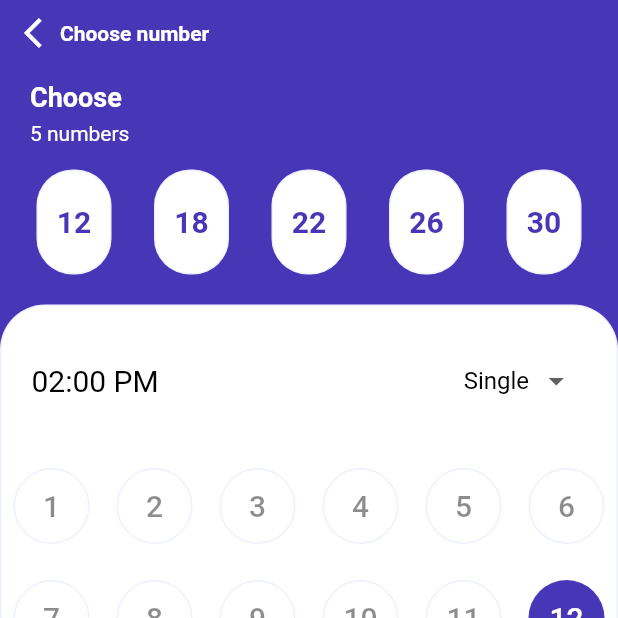
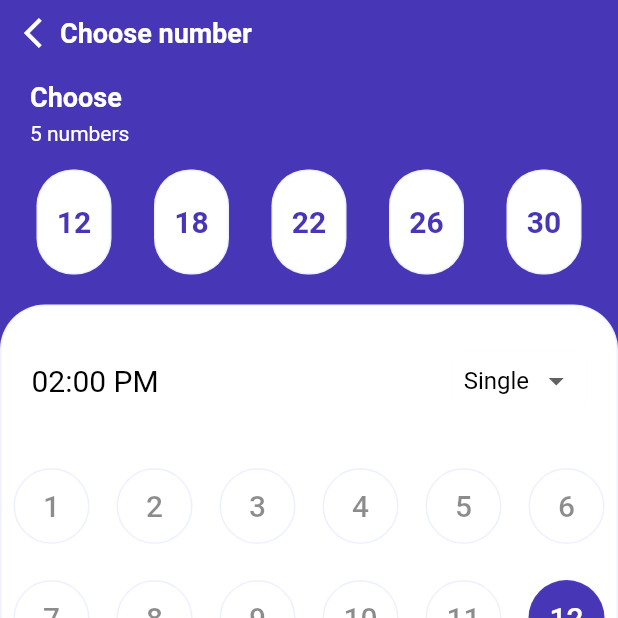
Before and after one commit to Logic2019/lottery_ui, a Flutter app: the ChooseNumber screen opened directly, on a phone screen of 412 x 824 dp, the top half of it. Run offline on Flutter 3.47's test engine with Material 2 defaults, Android fonts, the phone set to English and light mode, and no system bars.

Commit message:
minimal changes on choose_number.dart

```diff
--- a/lib/constants.dart
+++ b/lib/constants.dart
@@ -12,7 +12,7 @@ const seeResults = 'See results';
 const yourResults = 'Your results';
 const congrats = 'Congratulation! You are a Big Winner...';
 const enterYourNumber = 'Enter your number';
-const numbers = '12,18,22,26,30';
+const numbers = '12, 18, 22, 26, 30';
 const chooseNumber = 'Choose number';
 const choose = 'Choose';
 const fiveNumbers = '5 numbers';
--- a/lib/ui/choose_number/choose_number.dart
+++ b/lib/ui/choose_number/choose_number.dart
@@ -48,7 +48,9 @@ class _ChooseNumberState extends State<ChooseNumber> {
                 Text(
                   chooseNumber,
                   style: TextStyle(
-                      color: Colors.white, fontWeight: FontWeight.w600),
+                      color: Colors.white,
+                      fontSize: eighteenDp,
+                      fontWeight: FontWeight.bold),
                 )
               ],
             ),
```
